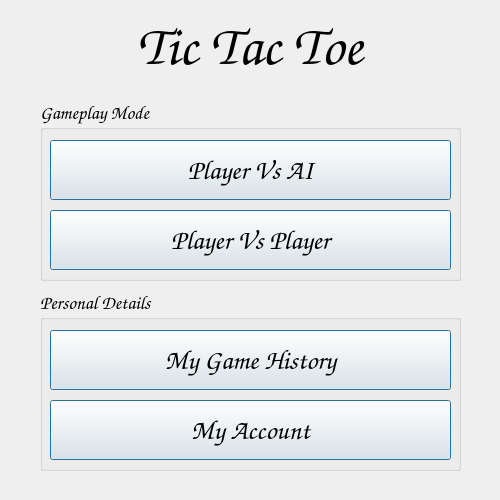
mahm0ud-mostafa/AdvancedTicTacToe, file widget.ui: the form before one commit.
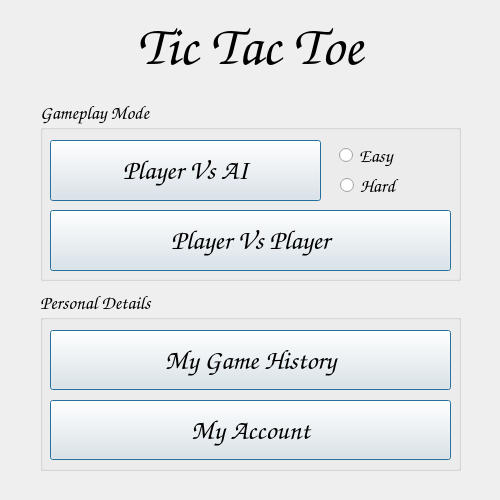
The form after the commit.

Commit message: Added easy level with random generator algorithm

Patch:
```diff
--- a/widget.ui
+++ b/widget.ui
@@ -532,8 +532,8 @@
        <rect>
         <x>10</x>
         <y>40</y>
-        <width>401</width>
-        <height>60</height>
+        <width>271</width>
+        <height>61</height>
        </rect>
       </property>
       <property name="font">
@@ -557,13 +557,39 @@
        <bool>true</bool>
       </property>
      </widget>
+     <widget class="QRadioButton" name="easyRadioButton">
+      <property name="geometry">
+       <rect>
+        <x>299</x>
+        <y>40</y>
+        <width>101</width>
+        <height>31</height>
+       </rect>
+      </property>
+      <property name="text">
+       <string>Easy</string>
+      </property>
+     </widget>
+     <widget class="QRadioButton" name="hardRadioButton">
+      <property name="geometry">
+       <rect>
+        <x>300</x>
+        <y>70</y>
+        <width>101</width>
+        <height>31</height>
+       </rect>
+      </property>
+      <property name="text">
+       <string>Hard</string>
+      </property>
+     </widget>
      <widget class="QPushButton" name="playerVsPlayerButton">
       <property name="geometry">
        <rect>
         <x>10</x>
         <y>110</y>
         <width>401</width>
-        <height>60</height>
+        <height>61</height>
        </rect>
       </property>
       <property name="font">
```
Left out of the diff: 12 changed lines with no effect on the pictures. The commit also changes 2 other files.
